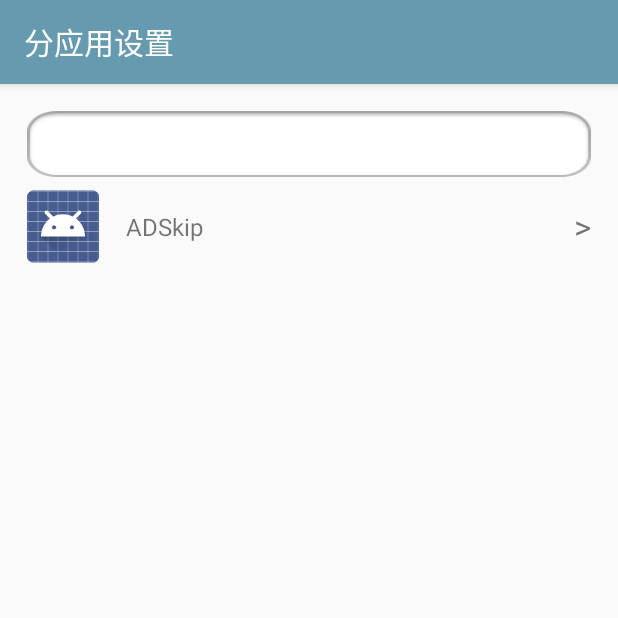
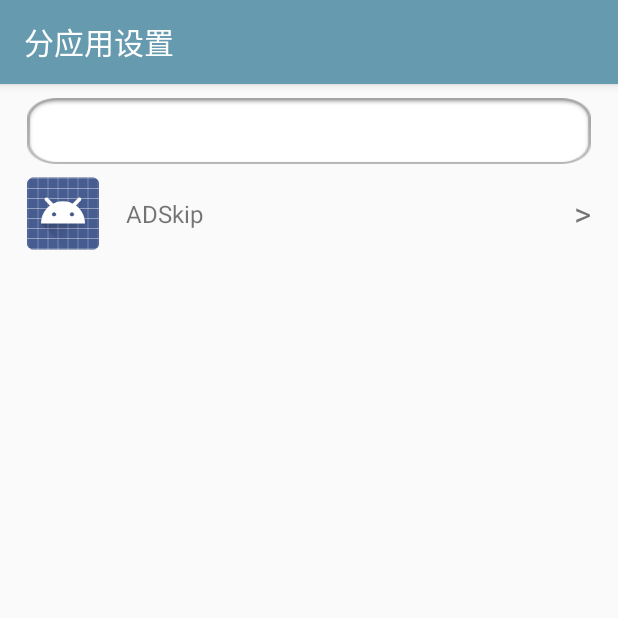
Before and after one commit to Promisin/ADSkip, an Android app: the AppsSettingActivity screen opened directly, with no data from a screen before it, on a phone screen of 412 x 824 dp, the top half of it. Run offline under Robolectric (Android 15) with nearby library versions, the phone set to English and light mode, and no system bars.

Commit message:
fix: optimize apps filter

```diff
--- a/app/src/main/java/com/ypp/adskip/Utils.java
+++ b/app/src/main/java/com/ypp/adskip/Utils.java
@@ -4,6 +4,7 @@ import android.Manifest;
 import android.app.AlertDialog;
 import android.content.Context;
 import android.content.SharedPreferences;
+import android.content.pm.ApplicationInfo;
 import android.content.pm.PackageInfo;
 import android.content.pm.PackageManager;
 import android.provider.Settings;
@@ -39,13 +40,13 @@ class Utils {
         PackageManager packageManager = context.getPackageManager();
         List<AppNodeInfo> appNodeInfoList = new ArrayList<AppNodeInfo>();
         try {
-            List<PackageInfo> packageInfos = packageManager.getInstalledPackages(0);
-            for (PackageInfo info : packageInfos){
-                if (!info.packageName.startsWith("com.android") && info.applicationInfo.loadLabel(packageManager).length()<16){
+            List<ApplicationInfo> applicationInfos = packageManager.getInstalledApplications(0);
+            for (ApplicationInfo info : applicationInfos){
+                if (packageManager.getLaunchIntentForPackage(info.packageName) != null){
                     AppNodeInfo appNodeInfo = new AppNodeInfo(
-                            info.applicationInfo.loadIcon(packageManager),
+                            info.loadIcon(packageManager),
                             info.packageName,
-                            (String) info.applicationInfo.loadLabel(packageManager));
+                            (String) info.loadLabel(packageManager));
                     appNodeInfoList.add(appNodeInfo);
                 }
             }
--- a/app/src/main/res/layout/activity_apps_setting.xml
+++ b/app/src/main/res/layout/activity_apps_setting.xml
@@ -9,7 +9,8 @@
         android:id="@+id/search_et"
         android:layout_width="match_parent"
         android:layout_height="44dp"
-        android:layout_margin="18dp"
+        android:layout_marginHorizontal="18dp"
+        android:layout_marginVertical="9dp"
         app:layout_constraintStart_toStartOf="parent"
         app:layout_constraintEnd_toEndOf="parent"
         app:layout_constraintTop_toTopOf="parent"
```
Also changed, not shown: app/src/main/java/com/ypp/adskip/MainActivity.java (+6 -4 lines), app/src/main/res/drawable/anchor.png (added), app/src/main/res/drawable/help_icon.png (added), app/src/main/res/drawable/icon.png (added), app/src/main/res/drawable/permission_no.png (added), app/src/main/res/drawable/permission_yes.png (added), app/src/main/res/drawable/timg.jpg (added).
